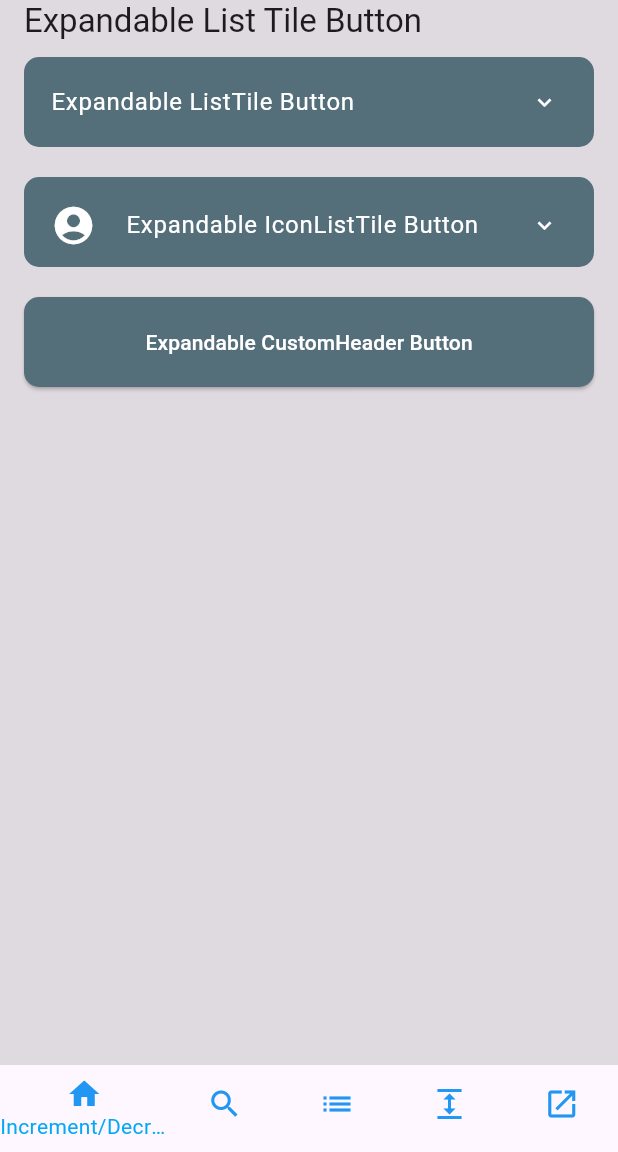
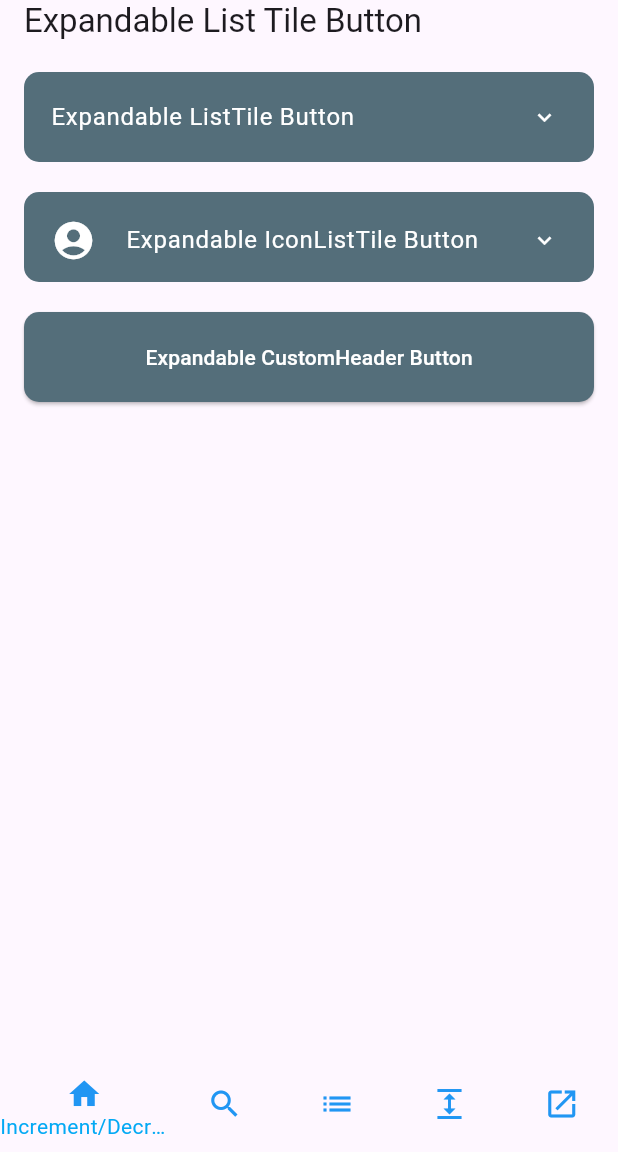
Before and after one commit to FrenkyDema/risto_widgets, a Flutter app: the screen it shows after launch, swiped to page 4, on a phone screen of 412 x 824 dp, the part 84-1236 px from its top. Run offline on Flutter 3.47's test engine with Material 3 defaults, Android fonts, the phone set to English and light mode, and no system bars.

```diff
--- a/example/lib/main.dart
+++ b/example/lib/main.dart
@@ -195,16 +195,14 @@ class _HomePageState extends State<HomePage> {
 
   // Expandable Widget Page
   Widget _buildExpandablePage(BuildContext context) {
-    return Material(
-      color: Colors.black12,
-      child: PaddedChildrenList(
+    return PaddedChildrenList(
       children: [
         Text(
           'Expandable List Tile Button',
           style: Theme.of(context).textTheme.titleLarge,
         ),
-          const SizedBox(height: 10),
         // Add some space between title and first item
+        const SizedBox(height: 20),
 
         // Standard Expandable List Tile Button
         ExpandableListTileButton.listTile(
@@ -267,7 +265,6 @@ class _HomePageState extends State<HomePage> {
         ),
         // Space after the last item
       ],
-      ),
     );
   }
 
```
Lines whose indentation alone changed are shown as unchanged.
